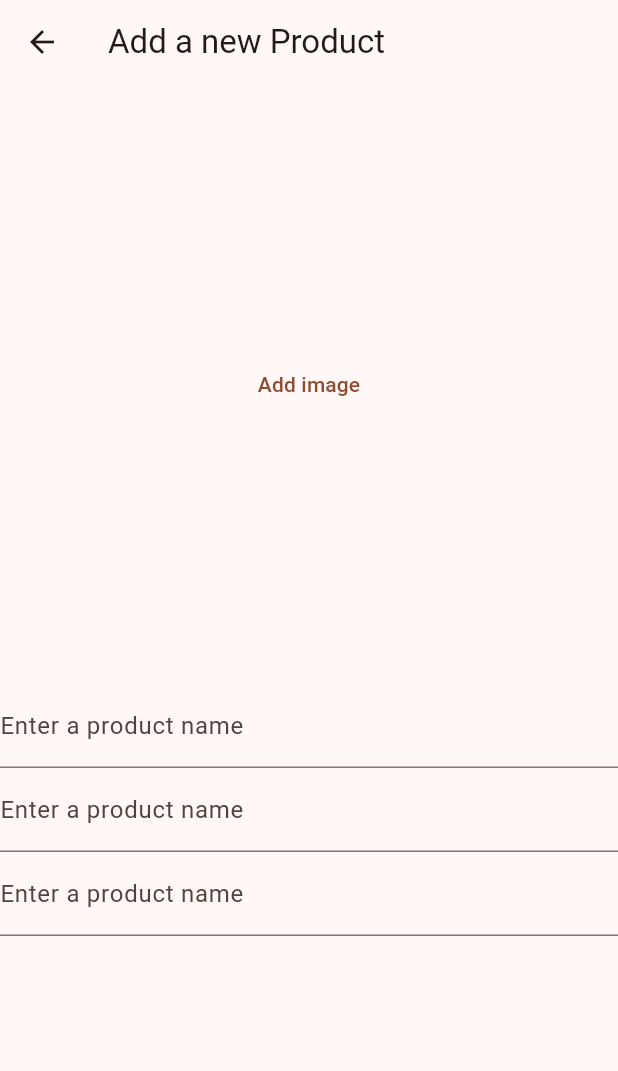
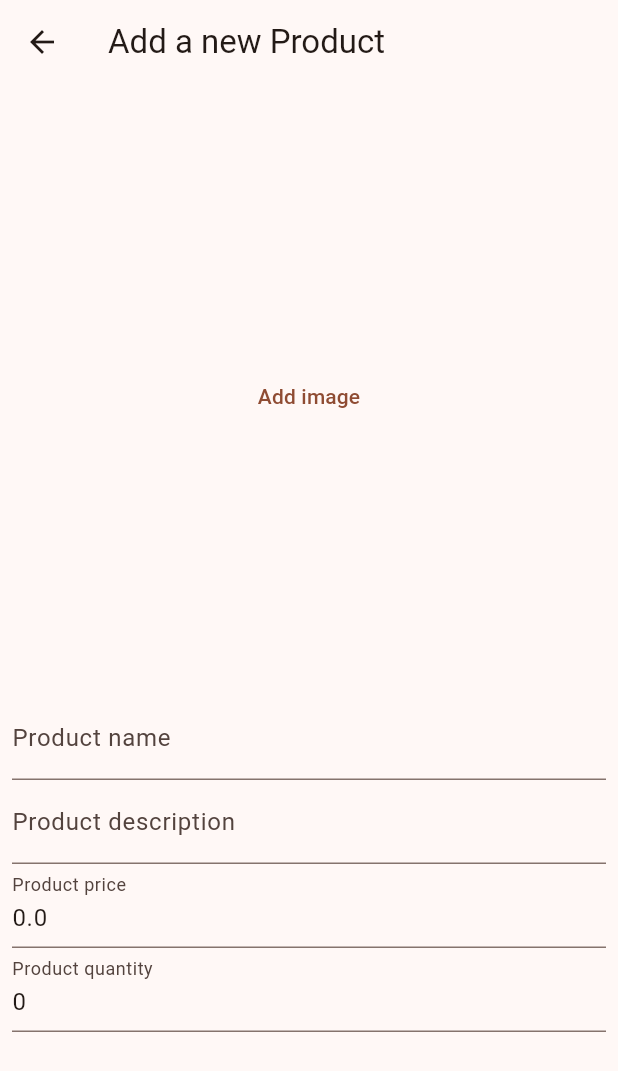
Before and after one commit to Ahmadu-Suleiman/Product-Catalog-App, a Flutter app: the AddProductPage screen opened by its route, on a phone screen of 412 x 824 dp. Shown: the top 1071 px of the screen. Run offline on Flutter 3.47's test engine with Material 3 defaults, Android fonts, the phone set to English and light mode, and no system bars; our stand-ins replace cloud_firestore, firebase_core, go_router, image_picker; accounts and stored records are empty.

Commit message:
restructure add product page

```diff
--- /dev/null
+++ b/lib/custom_widgets/product_details_widget.dart
@@ -0,0 +1,123 @@
+import 'dart:typed_data';
+
+import 'package:flutter/material.dart';
+import 'package:image_picker/image_picker.dart';
+
+import '../models/product.dart';
+
+class ProductDetailsWidget extends StatefulWidget {
+  const ProductDetailsWidget({super.key, required this.product});
+
+  final Product product;
+
+  @override
+  State<ProductDetailsWidget> createState() => _ProductDetailsWidgetState();
+}
+
+class _ProductDetailsWidgetState extends State<ProductDetailsWidget> {
+  late final Product product;
+  final ImagePicker picker = ImagePicker();
+  final formKey = GlobalKey<FormState>();
+  Uint8List? localImage;
+
+  final TextEditingController controllerName = TextEditingController();
+  final TextEditingController controllerDescription = TextEditingController();
+  final TextEditingController controllerPrice = TextEditingController();
+  final TextEditingController controllerQuantity = TextEditingController();
+
+  @override
+  void initState() {
+    super.initState();
+    product = widget.product;
+    controllerName.text = product.name;
+    controllerDescription.text = product.description;
+    controllerPrice.text = '${product.price}';
+    controllerQuantity.text = '${product.quantity}';
+  }
+
+  @override
+  Widget build(BuildContext context) {
+    return SingleChildScrollView(
+        padding: const EdgeInsets.all(8),
+        child: Column(children: [
+          Align(child: addImageWidget),
+          Form(
+              key: formKey,
+              child: Column(children: [
+                TextFormField(
+                    controller: controllerName,
+                    autovalidateMode: AutovalidateMode.onUserInteraction,
+                    decoration: const InputDecoration(
+                        hintText: 'Enter product name',
+                        labelText: 'Product name'),
+                    validator: (value) =>
+                        value!.trim().isEmpty ? 'Enter product name' : null),
+                TextFormField(
+                    controller: controllerDescription,
+                    autovalidateMode: AutovalidateMode.onUserInteraction,
+                    maxLines: null,
+                    decoration: const InputDecoration(
+                        hintText: 'Enter a product description',
+                        labelText: 'Product description'),
+                    validator: (value) => value!.trim().isEmpty
+                        ? 'Enter a product description'
+                        : null),
+                TextFormField(
+                    controller: controllerPrice,
+                    autovalidateMode: AutovalidateMode.onUserInteraction,
+                    maxLines: null,
+                    keyboardType:
+                        const TextInputType.numberWithOptions(decimal: true),
+                    decoration: const InputDecoration(
+                        hintText: 'Enter a product price',
+                        labelText: 'Product price'),
+                    validator: (value) => (value!.isEmpty ||
+                            double.tryParse(value.trim()) == null)
+                        ? 'Enter a valid number'
+                        : null),
+                TextFormField(
+                    controller: controllerQuantity,
+                    autovalidateMode: AutovalidateMode.onUserInteraction,
+                    maxLines: null,
+                    keyboardType: TextInputType.number,
+                    decoration: const InputDecoration(
+                        hintText: 'Enter a product quantity',
+                        labelText: 'Product quantity'),
+                    validator: (value) =>
+                        (value!.isEmpty || int.tryParse(value.trim()) == null)
+                            ? 'Enter a valid number'
+                            : null)
+              ]))
+        ]));
+  }
+
+  Widget get addImageWidget {
+    if (localImage != null || product.imageUrl != null) {
+      return Column(children: [
+        Image(
+            height: 400,
+            image: localImage != null
+                ? MemoryImage(localImage!)
+                : NetworkImage(product.imageUrl!),
+            errorBuilder: (context, error, stackTrace) =>
+                const Icon(Icons.error),
+            fit: BoxFit.fitWidth),
+        const SizedBox(height: 20),
+        TextButton(onPressed: addImage, child: const Text('Replace image'))
+      ]);
+    } else {
+      return SizedBox(
+          height: 400,
+          child: Center(
+              child: TextButton(
+                  onPressed: addImage, child: const Text('Add image'))));
+    }
+  }
+
+  void addImage() async {
+    Uint8List? image;
+    XFile? file = await picker.pickImage(source: ImageSource.gallery);
+    if (file != null) image = await file.readAsBytes();
+    setState(() => localImage = image);
+  }
+}
--- a/lib/models/product.dart
+++ b/lib/models/product.dart
@@ -4,7 +4,7 @@ class Product {
   String description = '';
   int quantity = 0;
   double price = 0.0;
-  String imageUrl = '';
+  String? imageUrl;
 
   Product(
       {this.id,
--- a/lib/pages/add_product_page.dart
+++ b/lib/pages/add_product_page.dart
@@ -1,82 +1,16 @@
 import 'package:flutter/material.dart';
-import 'package:flutter/services.dart';
-import 'package:image_picker/image_picker.dart';
+import 'package:product_catalog_app/custom_widgets/product_details_widget.dart';
 import 'package:product_catalog_app/models/product.dart';
 
-class AddProductPage extends StatefulWidget {
-  const AddProductPage({super.key});
+class AddProductPage extends StatelessWidget {
+  AddProductPage({super.key});
 
-  @override
-  State<AddProductPage> createState() => _AddProductPageState();
-}
-
-class _AddProductPageState extends State<AddProductPage> {
   final Product product = Product.empty();
-  final ImagePicker picker = ImagePicker();
-  final formKey = GlobalKey<FormState>();
-  Uint8List? localImage;
-
-  final TextEditingController controllerName = TextEditingController();
-  final TextEditingController controllerDescription = TextEditingController();
-  final TextEditingController controllerPrice = TextEditingController();
-  final TextEditingController controllerQuantity = TextEditingController();
 
   @override
   Widget build(BuildContext context) {
     return Scaffold(
         appBar: AppBar(title: const Text('Add a new Product')),
-        body: Column(children: [
-          Align(child: addImageWidget),
-          Form(
-              key: formKey,
-              child: Column(children: [
-                TextFormField(
-                    controller: controllerName,
-                    decoration: const InputDecoration(
-                        labelText: 'Enter a product name'),
-                    validator: (value) =>
-                        value!.isEmpty ? 'Write something' : null),
-                TextFormField(
-                    controller: controllerDescription,
-                    maxLines: null,
-                    decoration: const InputDecoration(
-                        labelText: 'Enter a product name'),
-                    validator: (value) =>
-                        value!.isEmpty ? 'Write something' : null),
-                TextFormField(
-                    controller: controllerPrice,
-                    maxLines: null,
-                    keyboardType:
-                        const TextInputType.numberWithOptions(decimal: true),
-                    decoration: const InputDecoration(
-                        labelText: 'Enter a product name'),
-                    validator: (value) =>
-                        value!.isEmpty ? 'Write something' : null)
-              ]))
-        ]));
-  }
-
-  Widget get addImageWidget => localImage != null
-      ? Column(children: [
-          Image(
-              height: 400,
-              image: MemoryImage(localImage!),
-              errorBuilder: (context, error, stackTrace) =>
-                  const Icon(Icons.error),
-              fit: BoxFit.fitWidth),
-          const SizedBox(height: 20),
-          TextButton(onPressed: addImage, child: const Text('Replace image'))
-        ])
-      : SizedBox(
-          height: 400,
-          child: Center(
-              child: TextButton(
-                  onPressed: addImage, child: const Text('Add image'))));
-
-  void addImage() async {
-    Uint8List? image;
-    XFile? file = await picker.pickImage(source: ImageSource.gallery);
-    if (file != null) image = await file.readAsBytes();
-    setState(() => localImage = image);
+        body: ProductDetailsWidget(product: product));
   }
 }
--- a/lib/widgets/product_card.dart
+++ b/lib/widgets/product_card.dart
@@ -12,7 +12,9 @@ class ProductCard extends StatelessWidget {
       child: Padding(
           padding: const EdgeInsets.all(8),
           child: Column(children: [
-            Image.network(product.imageUrl),
+            Image.network(product.imageUrl!,
+                errorBuilder: (context, error, stackTrace) =>
+                    const Icon(Icons.error)),
             Text(product.name),
             Text('${product.price}'),
             Text('${product.quantity}')
```
